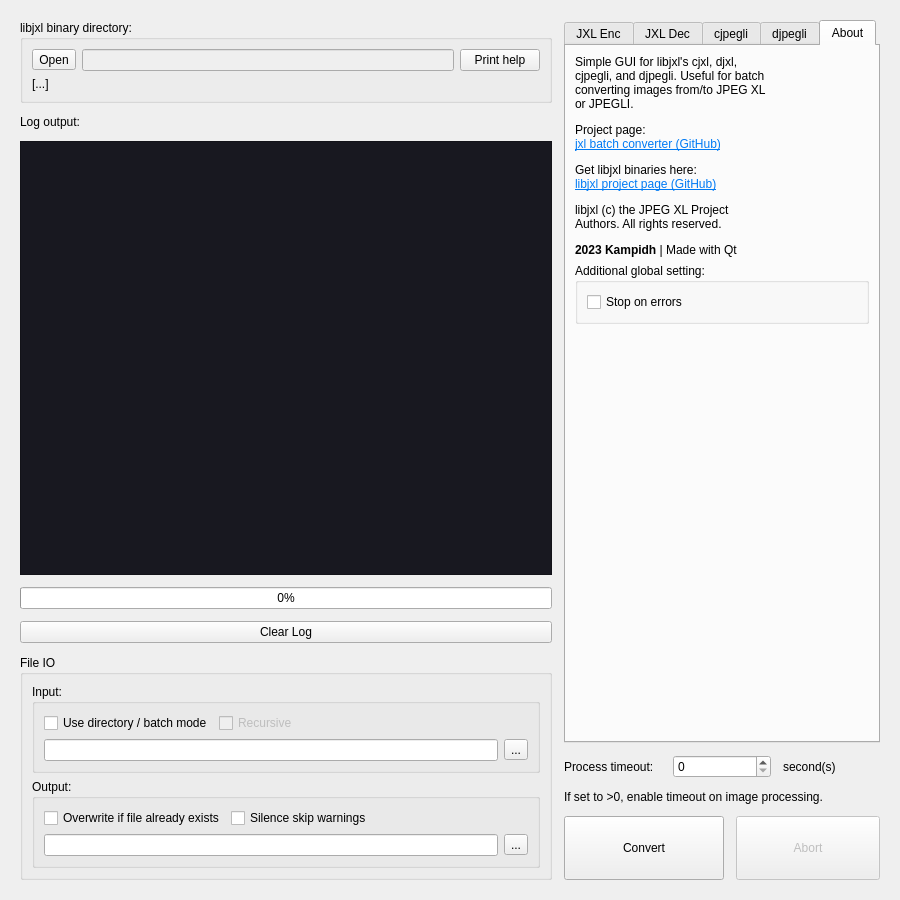
First picture: the form in mainwindow.ui, repository kampidh/jxl-batch-converter, before the edit.
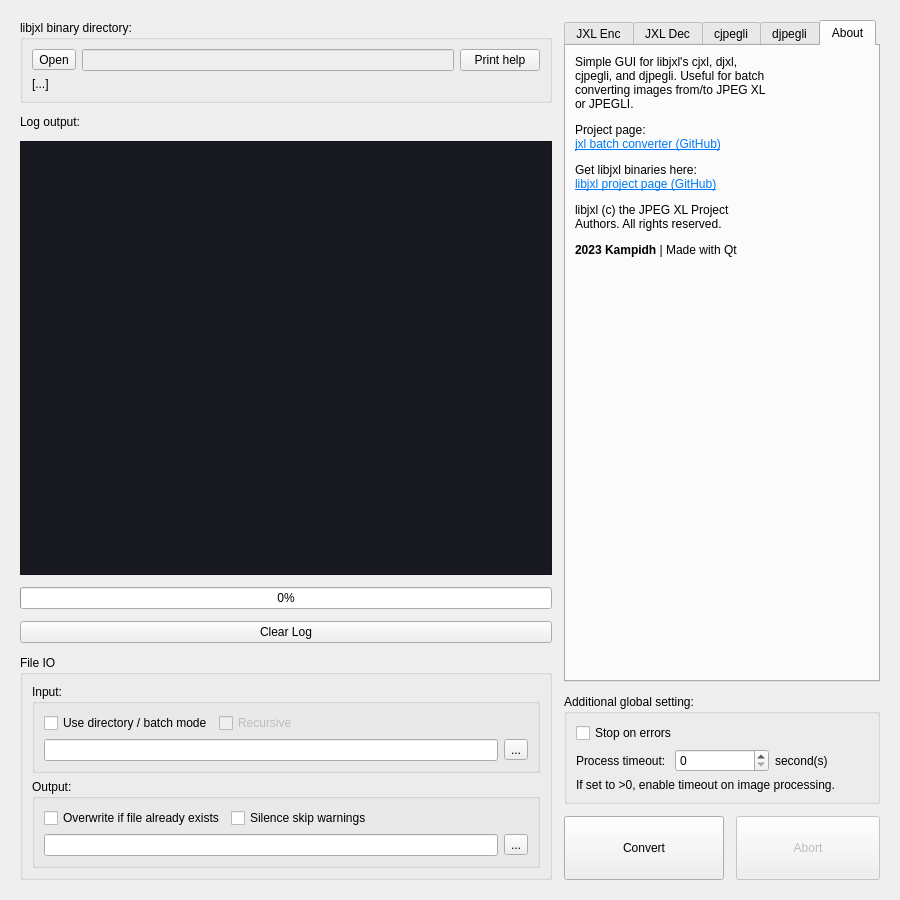
Second picture: the form after the edit. The open tabs and pages were chosen to show the change.

Commit message:
Disable convert buttons on About tab
also move the global options outside the about tab...

Patch:
```diff
--- a/mainwindow.ui
+++ b/mainwindow.ui
@@ -974,25 +974,6 @@
             </property>
            </widget>
           </item>
-          <item>
-           <widget class="QGroupBox" name="groupBox_5">
-            <property name="title">
-             <string>Additional global setting:</string>
-            </property>
-            <layout class="QVBoxLayout" name="verticalLayout_16">
-             <item>
-              <widget class="QCheckBox" name="stopOnErrorchkBox">
-               <property name="toolTip">
-                <string>&lt;html&gt;&lt;head/&gt;&lt;body&gt;&lt;p&gt;By default, batch mode will continue to process remaining images even when errors are present.&lt;/p&gt;&lt;p&gt;This option will stop the whole process when errors are caught.&lt;/p&gt;&lt;/body&gt;&lt;/html&gt;</string>
-               </property>
-               <property name="text">
-                <string>Stop on errors</string>
-               </property>
-              </widget>
-             </item>
-            </layout>
-           </widget>
-          </item>
           <item>
            <spacer name="verticalSpacer_3">
             <property name="orientation">
@@ -1011,6 +992,22 @@
        </widget>
       </item>
       <item>
+       <widget class="QGroupBox" name="groupBox_5">
+        <property name="title">
+         <string>Additional global setting:</string>
+        </property>
+        <layout class="QVBoxLayout" name="verticalLayout_16">
+         <item>
+          <widget class="QCheckBox" name="stopOnErrorchkBox">
+           <property name="toolTip">
+            <string>&lt;html&gt;&lt;head/&gt;&lt;body&gt;&lt;p&gt;By default, batch mode will continue to process remaining images even when errors are present.&lt;/p&gt;&lt;p&gt;This option will stop the whole process when errors are caught.&lt;/p&gt;&lt;/body&gt;&lt;/html&gt;</string>
+           </property>
+           <property name="text">
+            <string>Stop on errors</string>
+           </property>
+          </widget>
+         </item>
+         <item>
        <layout class="QHBoxLayout" name="horizontalLayout_8">
         <item>
          <widget class="QLabel" name="label_9">
@@ -1052,6 +1049,9 @@
         <property name="text">
          <string>If set to &gt;0, enable timeout on image processing.</string>
         </property>
+          </widget>
+         </item>
+        </layout>
        </widget>
       </item>
       <item>
```
Lines whose indentation alone changed are shown as unchanged. The commit also changes 1 other file.
